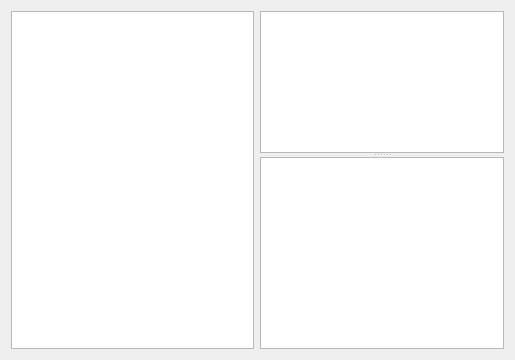
First picture: the form in qw_client/QwcPrivateMessager.ui, repository pcjpnet/qwired-suite, before the edit.
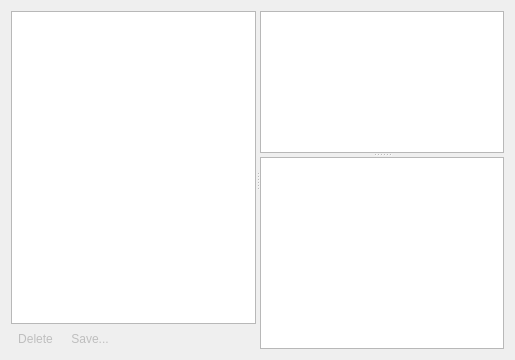
Second picture: the form after the edit. Icons and pictures are not drawn.

Patch:
```diff
--- a/qw_client/QwcPrivateMessager.ui
+++ b/qw_client/QwcPrivateMessager.ui
@@ -13,7 +13,17 @@
   <property name="windowTitle">
    <string>Private Messages</string>
   </property>
-  <layout class="QHBoxLayout" name="horizontalLayout">
+  <layout class="QHBoxLayout" name="horizontalLayout_2">
+   <item>
+    <widget class="QSplitter" name="splitter_2">
+     <property name="orientation">
+      <enum>Qt::Horizontal</enum>
+     </property>
+     <widget class="QWidget" name="layoutWidget">
+      <layout class="QVBoxLayout" name="verticalLayout">
+       <property name="spacing">
+        <number>4</number>
+       </property>
    <item>
     <widget class="QListWidget" name="fMessageList">
      <property name="sizePolicy">
@@ -25,6 +35,85 @@
     </widget>
    </item>
    <item>
+        <layout class="QHBoxLayout" name="horizontalLayout">
+         <property name="spacing">
+          <number>4</number>
+         </property>
+         <item>
+          <widget class="QToolButton" name="btnRemoveSession">
+           <property name="enabled">
+            <bool>false</bool>
+           </property>
+           <property name="toolTip">
+            <string>Remove the selected message log from the list.</string>
+           </property>
+           <property name="text">
+            <string>Delete</string>
+           </property>
+           <property name="icon">
+            <iconset resource="application.qrc">
+             <normaloff>:/icons/icn_delete.png</normaloff>:/icons/icn_delete.png</iconset>
+           </property>
+           <property name="iconSize">
+            <size>
+             <width>16</width>
+             <height>16</height>
+            </size>
+           </property>
+           <property name="toolButtonStyle">
+            <enum>Qt::ToolButtonTextBesideIcon</enum>
+           </property>
+           <property name="autoRaise">
+            <bool>true</bool>
+           </property>
+          </widget>
+         </item>
+         <item>
+          <widget class="QToolButton" name="btnSaveSession">
+           <property name="enabled">
+            <bool>false</bool>
+           </property>
+           <property name="toolTip">
+            <string>Save the message log to a HTML file.</string>
+           </property>
+           <property name="text">
+            <string>Save...</string>
+           </property>
+           <property name="icon">
+            <iconset resource="application.qrc">
+             <normaloff>:/icons/icn_download.png</normaloff>:/icons/icn_download.png</iconset>
+           </property>
+           <property name="iconSize">
+            <size>
+             <width>16</width>
+             <height>16</height>
+            </size>
+           </property>
+           <property name="toolButtonStyle">
+            <enum>Qt::ToolButtonTextBesideIcon</enum>
+           </property>
+           <property name="autoRaise">
+            <bool>true</bool>
+           </property>
+          </widget>
+         </item>
+         <item>
+          <spacer name="horizontalSpacer">
+           <property name="orientation">
+            <enum>Qt::Horizontal</enum>
+           </property>
+           <property name="sizeHint" stdset="0">
+            <size>
+             <width>40</width>
+             <height>20</height>
+            </size>
+           </property>
+          </spacer>
+         </item>
+        </layout>
+       </item>
+      </layout>
+     </widget>
     <widget class="QSplitter" name="splitter">
      <property name="orientation">
       <enum>Qt::Vertical</enum>
@@ -39,6 +128,7 @@
      </widget>
      <widget class="QPlainTextEdit" name="fMessageInput"/>
     </widget>
+    </widget>
    </item>
   </layout>
  </widget>
```
Left out of the diff: 4 changed lines with no effect on the pictures. Lines whose indentation alone changed are shown as unchanged.
